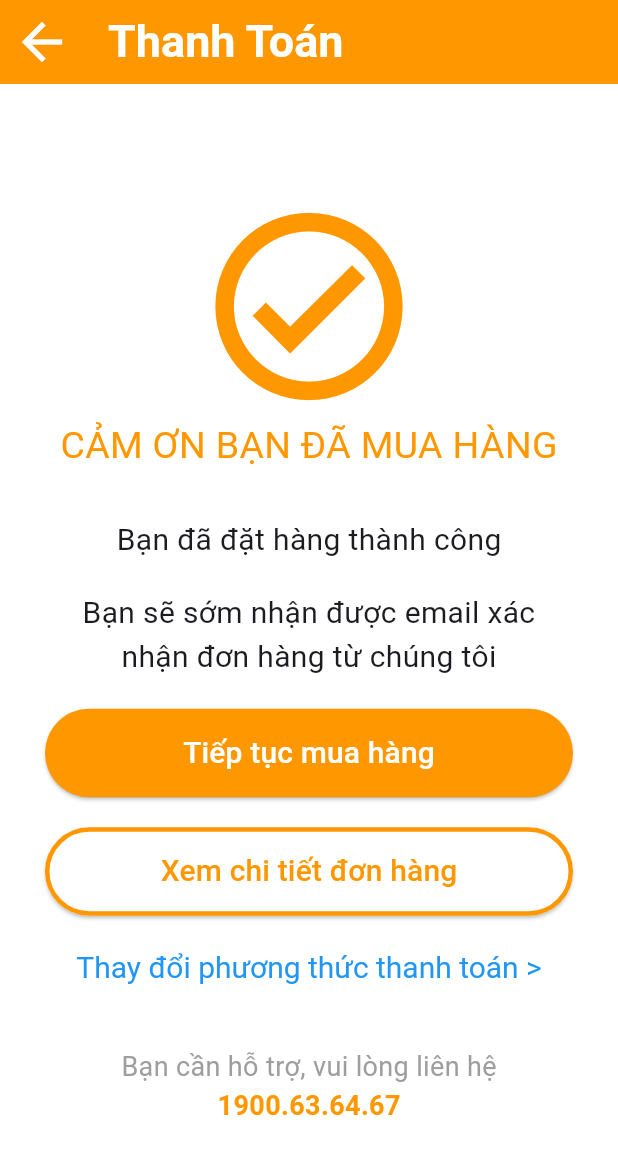
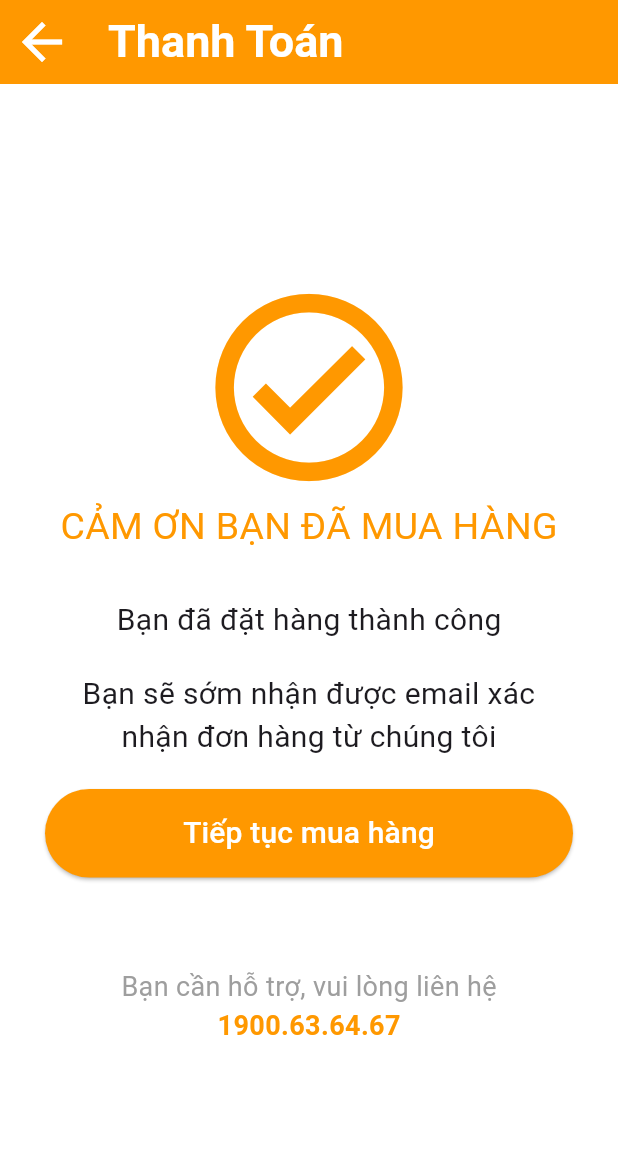
Before and after one commit to ThongThien/book-store-app, a Flutter app: the SuccessNotification screen opened directly, on a phone screen of 412 x 824 dp. Shown: the top 1154 px of the screen. Run offline on Flutter 3.47's test engine with Material 3 defaults, Android fonts, the phone set to English and light mode, and no system bars; our stand-ins replace carousel_slider, get, supabase_flutter; accounts and stored records are empty.

Commit message:
thêm thuộc tính state trong order_item

```diff
--- a/lib/model/cart.dart
+++ b/lib/model/cart.dart
@@ -15,7 +15,8 @@ class CartItem{
       'order_id': code,
       'book_id': book.id,
       'quantity': sl,
-      'price': book.price
+      'price': book.price,
+      'state':'đã đặt'
     };
   }
 
--- a/lib/view/successfulnotification.dart
+++ b/lib/view/successfulnotification.dart
@@ -58,7 +58,11 @@ class SuccessNotification extends StatelessWidget {
                         padding: WidgetStatePropertyAll(EdgeInsets.all(15))
                     ),
                     onPressed: () {
-
+                      Navigator.pushAndRemoveUntil(
+                        context,
+                        MaterialPageRoute(builder: (context) => HomePage()),
+                            (Route<dynamic> route) => false,
+                      );
                     },
                     child: Text("Tiếp tục mua hàng",style: TextStyle(fontSize: 20,color: Colors.white),),
                   ),
@@ -68,35 +72,7 @@ class SuccessNotification extends StatelessWidget {
             SizedBox(
               height: 20,
             ),
-            Row(
-              children: [
-                Expanded(
-                  child: ElevatedButton(
-                      style: ButtonStyle(
-                          backgroundColor: WidgetStatePropertyAll(Colors.white),
-                          side: WidgetStatePropertyAll(BorderSide(width: 3,color: Colors.orange)),
-                          padding: WidgetStatePropertyAll(EdgeInsets.all(15))
-                      ),
-                      onPressed: () {
-
-                      },
-                      child: Text("Xem chi tiết đơn hàng",style: TextStyle(fontSize: 20,color: Colors.orange),)
-                  ),
-                ),
-              ],
-            ),
             SizedBox(height: 10,),
-            IconButton(
-              style: ButtonStyle(
-                  backgroundColor: WidgetStatePropertyAll(Colors.transparent),
-                  textStyle: WidgetStatePropertyAll(TextStyle(fontSize: 20))
-              ),
-              onPressed: () {
-
-              },
-              icon: Text("Thay đổi phương thức thanh toán >",style: TextStyle(color: Colors.blue),),
-            ),
-
             SizedBox(height: 30,),
             Text("Bạn cần hỗ trợ, vui lòng liên hệ",style: TextStyle(fontSize: 18,color: Colors.grey),),
             Text("1900.63.64.67",style: TextStyle(fontSize: 18,color: Colors.orange,fontWeight: FontWeight.bold),)
```
Also changed, not shown: lib/controller/cart_controller.dart (+5 -2 lines).
